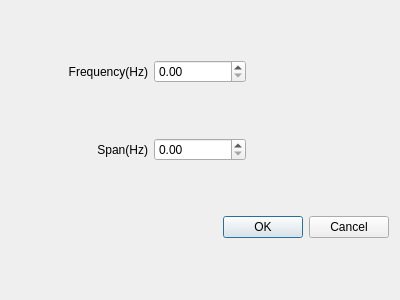
Old version of the form GUI/highlowshelfdialog.ui in the repository TravisCao/MusicMonster.
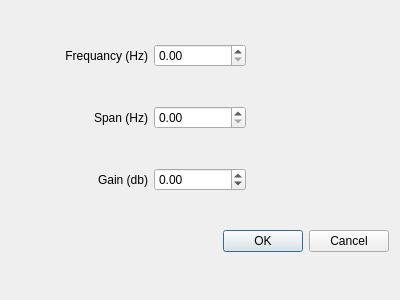
New version of the form.

Diff of the .ui file:
```diff
--- a/GUI/highlowshelfdialog.ui
+++ b/GUI/highlowshelfdialog.ui
@@ -17,7 +17,7 @@
    <item row="0" column="0">
     <widget class="QLabel" name="label">
      <property name="text">
-      <string>Frequency(Hz)</string>
+      <string>Frequancy (Hz)</string>
      </property>
      <property name="alignment">
       <set>Qt::AlignRight|Qt::AlignTrailing|Qt::AlignVCenter</set>
@@ -25,7 +25,11 @@
     </widget>
    </item>
    <item row="0" column="1">
-    <widget class="QDoubleSpinBox" name="doubleSpinBox"/>
+    <widget class="QDoubleSpinBox" name="freq">
+     <property name="maximum">
+      <double>400.000000000000000</double>
+     </property>
+    </widget>
    </item>
    <item row="0" column="2">
     <spacer name="horizontalSpacer">
@@ -43,7 +47,7 @@
    <item row="1" column="0">
     <widget class="QLabel" name="label_2">
      <property name="text">
-      <string>Span(Hz)</string>
+      <string>Span (Hz)</string>
      </property>
      <property name="alignment">
       <set>Qt::AlignRight|Qt::AlignTrailing|Qt::AlignVCenter</set>
@@ -51,7 +55,11 @@
     </widget>
    </item>
    <item row="1" column="1">
-    <widget class="QDoubleSpinBox" name="doubleSpinBox_2"/>
+    <widget class="QDoubleSpinBox" name="span">
+     <property name="maximum">
+      <double>100.000000000000000</double>
+     </property>
+    </widget>
    </item>
    <item row="1" column="2">
     <spacer name="horizontalSpacer_2">
@@ -66,7 +74,40 @@
      </property>
     </spacer>
    </item>
-   <item row="2" column="0" colspan="3">
+   <item row="2" column="0">
+    <widget class="QLabel" name="label_3">
+     <property name="text">
+      <string>Gain (db)</string>
+     </property>
+     <property name="alignment">
+      <set>Qt::AlignRight|Qt::AlignTrailing|Qt::AlignVCenter</set>
+     </property>
+    </widget>
+   </item>
+   <item row="2" column="1">
+    <widget class="QDoubleSpinBox" name="gain">
+     <property name="minimum">
+      <double>-120.000000000000000</double>
+     </property>
+     <property name="maximum">
+      <double>120.000000000000000</double>
+     </property>
+    </widget>
+   </item>
+   <item row="2" column="2">
+    <spacer name="horizontalSpacer_3">
+     <property name="orientation">
+      <enum>Qt::Horizontal</enum>
+     </property>
+     <property name="sizeHint" stdset="0">
+      <size>
+       <width>131</width>
+       <height>20</height>
+      </size>
+     </property>
+    </spacer>
+   </item>
+   <item row="3" column="0" colspan="3">
     <widget class="QDialogButtonBox" name="buttonBox">
      <property name="orientation">
       <enum>Qt::Horizontal</enum>
```
